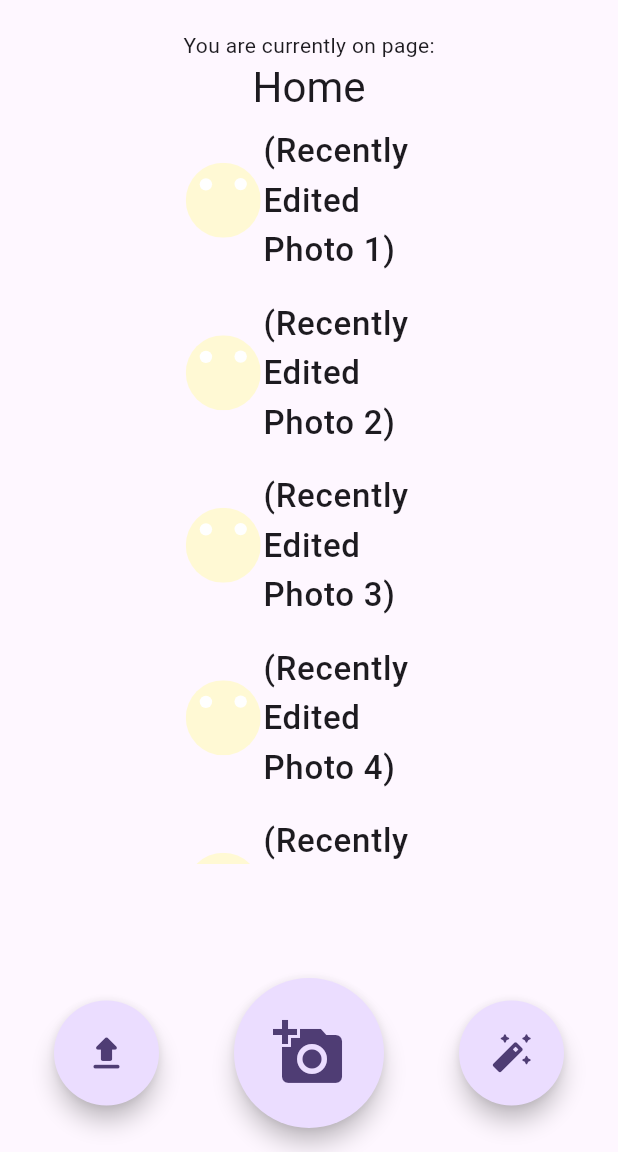
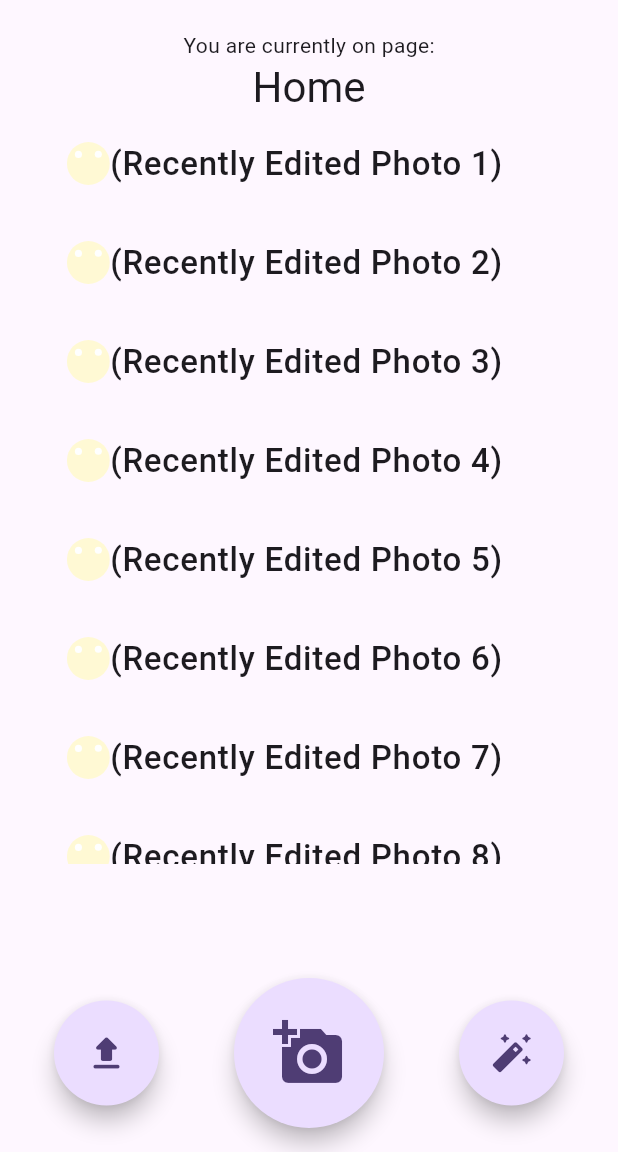
Before and after one commit to ricosolana/AI-Hair-Styler, a Flutter app: the screen it shows after launch, on a phone screen of 412 x 824 dp, the part 84-1236 px from its top. Run offline on Flutter 3.47's test engine with Material 3 defaults, Android fonts, the phone set to English and light mode, and no system bars; our stand-ins replace camera, flutter_svg, settings_ui; missing offline and left inert: app_tutorial.

Commit message:
fix recents cramming

```diff
--- a/lib/screens/home.dart
+++ b/lib/screens/home.dart
@@ -154,7 +154,7 @@ class _MyHomePageState extends State<MyHomePage> {
                             mainAxisAlignment: MainAxisAlignment.center,
                             children: [
                               const Spacer(
-                                flex: 2,
+                                flex: 1,
                               ),
                               Expanded(
                                 // TODO make this load the image or fail, omit if missing? best to warn
@@ -162,11 +162,11 @@ class _MyHomePageState extends State<MyHomePage> {
                                   child: SvgPicture.asset(
                                     'assets/images/smiley.svg',
                                     width: 50,
-                                  ),
+                                ),
                                 ),
                               ),
                               Expanded(
-                                flex: 2,
+                                flex: 10,
                                 child: Text(
                                   '(Recently Edited Photo ${recentCaptures.indexOf(path) + 1})',
                                   style: const TextStyle(
@@ -176,7 +176,7 @@ class _MyHomePageState extends State<MyHomePage> {
                                 ),
                               ),
                               const Spacer(
-                                flex: 2,
+                                flex: 1,
                               ),
                             ],
                           ),
```
